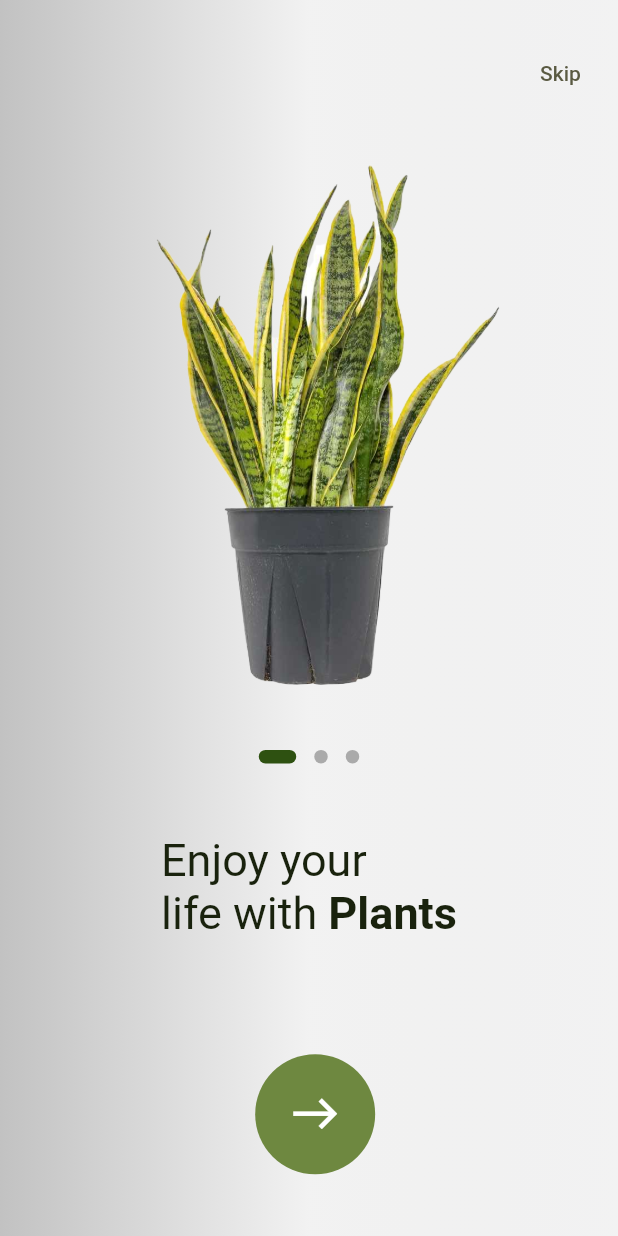
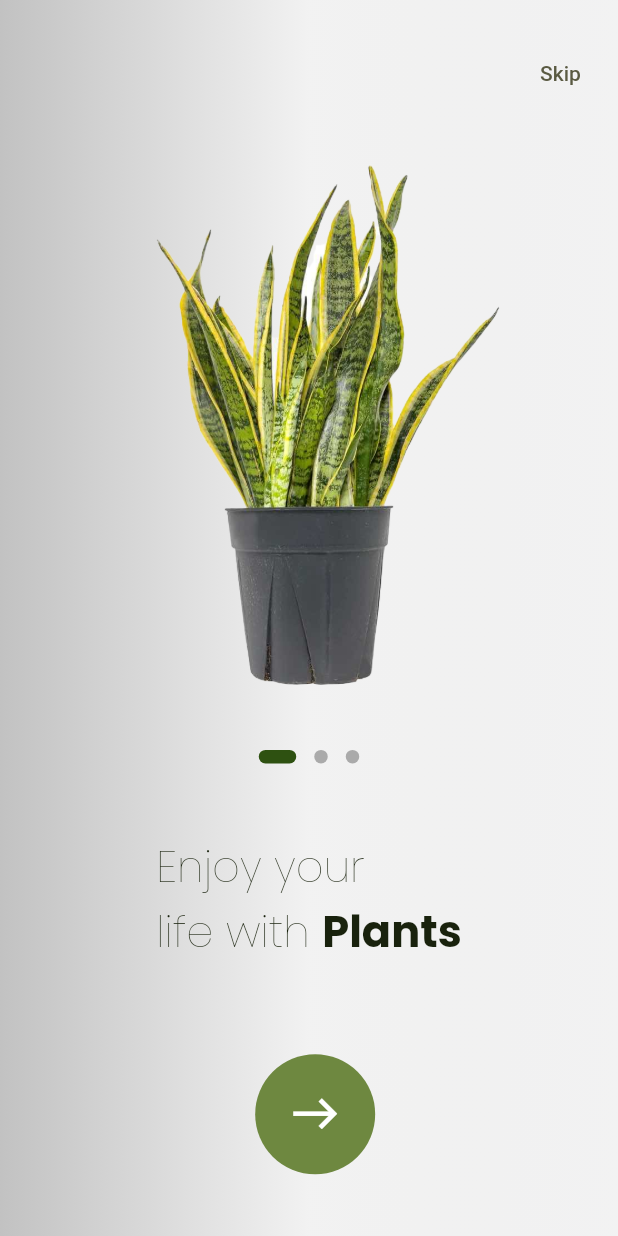
Before and after one commit to KashifUmar123/plant_app_ui, a Flutter app: the screen it shows after launch, on a phone screen of 412 x 824 dp. Run offline on Flutter 3.47's test engine with Material 2 defaults, Android fonts, the phone set to English and light mode, and no system bars; drawn by our look-alikes of dots_indicator; our stand-ins replace auto_size_text, flutter_screenutil, google_fonts.

Commit message:
working on theme

```diff
--- a/lib/data/mock_data.dart
+++ b/lib/data/mock_data.dart
@@ -1,30 +1,23 @@
 import 'package:flutter/material.dart';
 import 'package:plant_app_ui/models/plant_item_model.dart';
+import 'package:plant_app_ui/utils/extensions/fonts_extension.dart';
 import 'package:plant_app_ui/utils/k_images.dart';
 
 import '../models/onboarding_model.dart';
-import '../utils/app_colors.dart';
 
 // onboarding data
-List<OnboardingModel> onboardingData = [
+List<OnboardingModel> onboardingData(BuildContext context) => [
       OnboardingModel(
         title: RichText(
-      text: const TextSpan(
+          text: TextSpan(
             children: [
               TextSpan(
                 text: "Enjoy your \nlife with ",
-            style: TextStyle(
-              color: blackColor,
-              fontSize: 30,
-            ),
+                style: context.text30400,
               ),
               TextSpan(
                 text: "Plants",
-            style: TextStyle(
-              color: blackColor,
-              fontSize: 30,
-              fontWeight: FontWeight.bold,
-            ),
+                style: context.text30400.copyWith(fontWeight: FontWeight.bold),
               ),
             ],
           ),
@@ -33,22 +26,15 @@ List<OnboardingModel> onboardingData = [
       ),
       OnboardingModel(
         title: RichText(
-      text: const TextSpan(
+          text: TextSpan(
             children: [
               TextSpan(
                 text: "Enjoy your \nlife with ",
-            style: TextStyle(
-              color: blackColor,
-              fontSize: 30,
-            ),
+                style: context.text30400,
               ),
               TextSpan(
                 text: "Lucky Jade",
-            style: TextStyle(
-              color: blackColor,
-              fontSize: 30,
-              fontWeight: FontWeight.bold,
-            ),
+                style: context.text30400.copyWith(fontWeight: FontWeight.bold),
               ),
             ],
           ),
@@ -57,22 +43,15 @@ List<OnboardingModel> onboardingData = [
       ),
       OnboardingModel(
         title: RichText(
-      text: const TextSpan(
+          text: TextSpan(
             children: [
               TextSpan(
                 text: "Enjoy your \nlife with ",
-            style: TextStyle(
-              color: blackColor,
-              fontSize: 30,
-            ),
+                style: context.text30400,
               ),
               TextSpan(
                 text: "Cactus",
-            style: TextStyle(
-              color: blackColor,
-              fontSize: 30,
-              fontWeight: FontWeight.bold,
-            ),
+                style: context.text30400.copyWith(fontWeight: FontWeight.bold),
               ),
             ],
           ),
--- a/lib/main.dart
+++ b/lib/main.dart
@@ -1,6 +1,8 @@
 import 'package:flutter/material.dart';
+import 'package:flutter_screenutil/flutter_screenutil.dart';
 import 'package:plant_app_ui/utils/routes/route_names.dart';
 import 'package:plant_app_ui/utils/routes/route_settings.dart';
+import 'package:plant_app_ui/utils/theme/app_theme.dart';
 
 void main() {
   runApp(const PlantApp());
@@ -11,8 +13,14 @@ class PlantApp extends StatelessWidget {
 
   @override
   Widget build(BuildContext context) {
-    return const MaterialApp(
+    ScreenUtil.init(
+      context,
+      designSize: const Size(430, 932),
+    );
+
+    return MaterialApp(
       debugShowCheckedModeBanner: false,
+      theme: AppTheme.theme,
       onGenerateRoute: AppRoutes.generateRoute,
       initialRoute: RouteNames.onboarding,
     );
--- a/lib/screens/onboarding/onboarding_screen.dart
+++ b/lib/screens/onboarding/onboarding_screen.dart
@@ -61,7 +61,7 @@ class _OnboardingScreenState extends State<OnboardingScreen> {
                     ),
                   ),
                   OnboardingContentWidget(
-                    onboardingModel: onboardingData[currentIndex],
+                    onboardingModel: onboardingData(context)[currentIndex],
                     currentIndex: currentIndex,
                     showData: showData,
                   ),
@@ -96,6 +96,7 @@ class _OnboardingScreenState extends State<OnboardingScreen> {
     );
   }
 
+  // home screen navigation
   void _navigateToHomeScreen() => Navigator.pushNamed(context, RouteNames.home);
 
   // handle the currentIndex
--- a/lib/screens/plant_details/plant_details_screen.dart
+++ b/lib/screens/plant_details/plant_details_screen.dart
@@ -1,7 +1,6 @@
 import 'package:auto_size_text/auto_size_text.dart';
 import 'package:dots_indicator/dots_indicator.dart';
 import 'package:flutter/material.dart';
-import 'package:plant_app_ui/data/mock_data.dart';
 import 'package:plant_app_ui/models/plant_item_model.dart';
 import 'package:plant_app_ui/screens/plant_details/widgets/plant_item_details_widget.dart';
 import 'package:plant_app_ui/utils/extensions/get_szie_extension.dart';
--- a/lib/utils/extensions/fonts_extension.dart
+++ b/lib/utils/extensions/fonts_extension.dart
@@ -1,5 +1,8 @@
 import 'package:flutter/material.dart';
+import 'package:flutter_screenutil/flutter_screenutil.dart';
+import 'package:google_fonts/google_fonts.dart';
 
 extension Fonts on BuildContext {
-  TextStyle get text10500 => const TextStyle(fontSize: 10, fontWeight: FontWeight.w500);
+  TextStyle get text10500 => GoogleFonts.poppins(fontSize: 10.sp, fontWeight: FontWeight.w500);
+  TextStyle get text30400 => Theme.of(this).textTheme.displayLarge!;
 }
--- /dev/null
+++ b/lib/utils/theme/app_theme.dart
@@ -0,0 +1,21 @@
+import 'package:flutter/material.dart';
+import 'package:flutter_screenutil/flutter_screenutil.dart';
+import 'package:google_fonts/google_fonts.dart';
+import 'package:plant_app_ui/utils/app_colors.dart';
+
+class AppTheme {
+  AppTheme.init();
+  static ThemeData theme = ThemeData(
+    primaryColor: blackColor,
+    colorScheme: ColorScheme.fromSwatch().copyWith(
+      primary: blackColor,
+      secondary: greenColor,
+    ),
+    textTheme: TextTheme(
+      displayLarge: GoogleFonts.poppins(
+        fontSize: 30.sp,
+        color: blackColor,
+      ),
+    ),
+  );
+}
--- a/pubspec.yaml
+++ b/pubspec.yaml
@@ -37,6 +37,8 @@ dependencies:
   cupertino_icons: ^1.0.2
   dots_indicator: ^2.1.2
   auto_size_text: ^3.0.0
+  flutter_screenutil: ^5.9.0
+  google_fonts: ^6.1.0
 
 dev_dependencies:
   flutter_test:
```
Also changed, not shown: pubspec.lock, 4 other files. Lines whose indentation alone changed are shown as unchanged.
